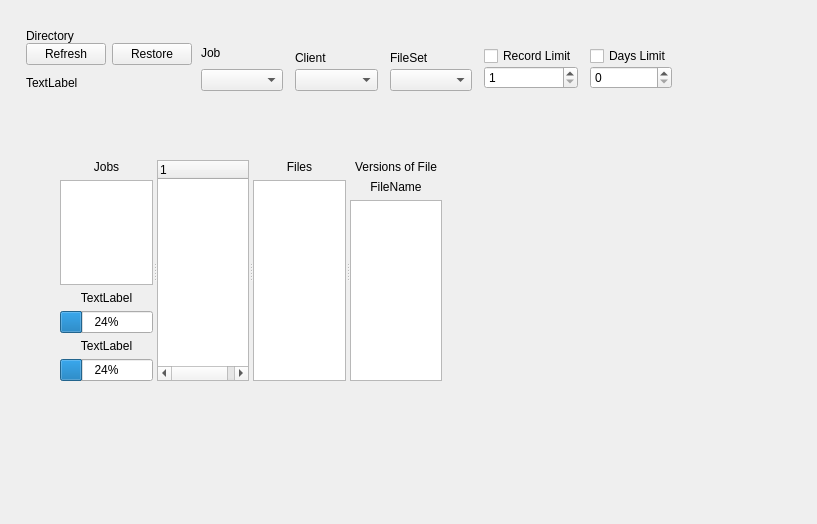
The window that bacula/src/qt-console/restore/restoretree.ui (rkorzeniewski/bacula) describes before a commit, drawn with Qt 5.
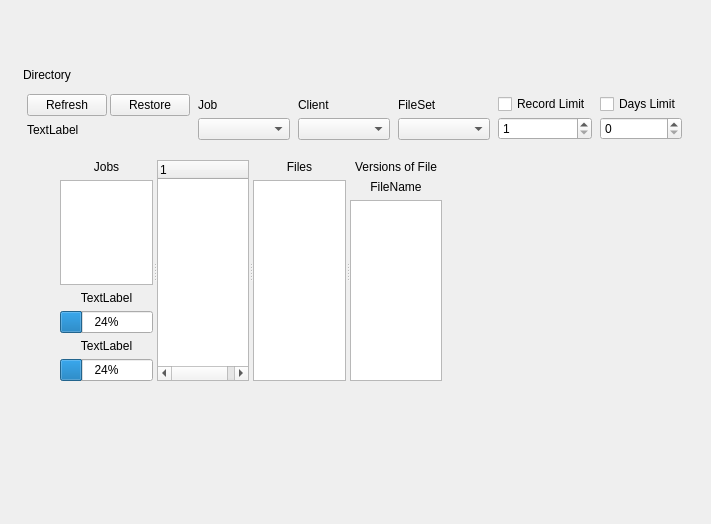
The same window after the commit. Icons and pictures are not drawn.

Commit message: Re-Add client="client" to restore command.  Play a little with the restoretree.ui file to get widgets a little more even.

The edit to the form file:
```diff
--- a/bacula/src/qt-console/restore/restoretree.ui
+++ b/bacula/src/qt-console/restore/restoretree.ui
@@ -5,7 +5,7 @@
    <rect>
     <x>0</x>
     <y>0</y>
-    <width>817</width>
+    <width>711</width>
     <height>524</height>
    </rect>
   </property>
@@ -155,39 +155,39 @@
    <property name="geometry" >
     <rect>
      <x>20</x>
-     <y>23</y>
-     <width>661</width>
-     <height>79</height>
+     <y>59</y>
+     <width>669</width>
+     <height>95</height>
     </rect>
    </property>
    <property name="maximumSize" >
     <size>
      <width>900</width>
-     <height>79</height>
+     <height>95</height>
     </size>
    </property>
    <layout class="QGridLayout" >
     <property name="margin" >
-     <number>6</number>
+     <number>3</number>
     </property>
     <property name="spacing" >
-     <number>0</number>
+     <number>2</number>
     </property>
     <item row="1" column="0" >
      <layout class="QHBoxLayout" >
       <property name="margin" >
-       <number>0</number>
+       <number>2</number>
       </property>
       <property name="spacing" >
-       <number>6</number>
+       <number>4</number>
       </property>
       <item>
        <layout class="QGridLayout" >
         <property name="margin" >
-         <number>0</number>
+         <number>2</number>
         </property>
         <property name="spacing" >
-         <number>6</number>
+         <number>3</number>
         </property>
         <item row="0" column="0" >
          <widget class="QPushButton" name="refreshButton" >
@@ -221,10 +221,10 @@
       <item>
        <layout class="QVBoxLayout" >
         <property name="margin" >
-         <number>3</number>
+         <number>2</number>
         </property>
         <property name="spacing" >
-         <number>9</number>
+         <number>3</number>
         </property>
         <item>
          <widget class="QLabel" name="jobLabel" >
@@ -256,10 +256,10 @@
       <item>
        <layout class="QVBoxLayout" >
         <property name="margin" >
-         <number>3</number>
+         <number>2</number>
         </property>
         <property name="spacing" >
-         <number>0</number>
+         <number>3</number>
         </property>
         <item>
          <widget class="QLabel" name="clientLabel" >
@@ -291,10 +291,10 @@
       <item>
        <layout class="QVBoxLayout" >
         <property name="margin" >
-         <number>3</number>
+         <number>2</number>
         </property>
         <property name="spacing" >
-         <number>0</number>
+         <number>3</number>
         </property>
         <item>
          <widget class="QLabel" name="fileSetLabel" >
@@ -326,10 +326,10 @@
       <item>
        <layout class="QVBoxLayout" >
         <property name="margin" >
-         <number>3</number>
+         <number>2</number>
         </property>
         <property name="spacing" >
-         <number>0</number>
+         <number>3</number>
         </property>
         <item>
          <widget class="QCheckBox" name="limitCheckBox" >
@@ -356,10 +356,10 @@
       <item>
        <layout class="QVBoxLayout" >
         <property name="margin" >
-         <number>3</number>
+         <number>2</number>
         </property>
         <property name="spacing" >
-         <number>0</number>
+         <number>3</number>
         </property>
         <item>
          <widget class="QCheckBox" name="daysCheckBox" >
```
The commit also changes 1 other file.
